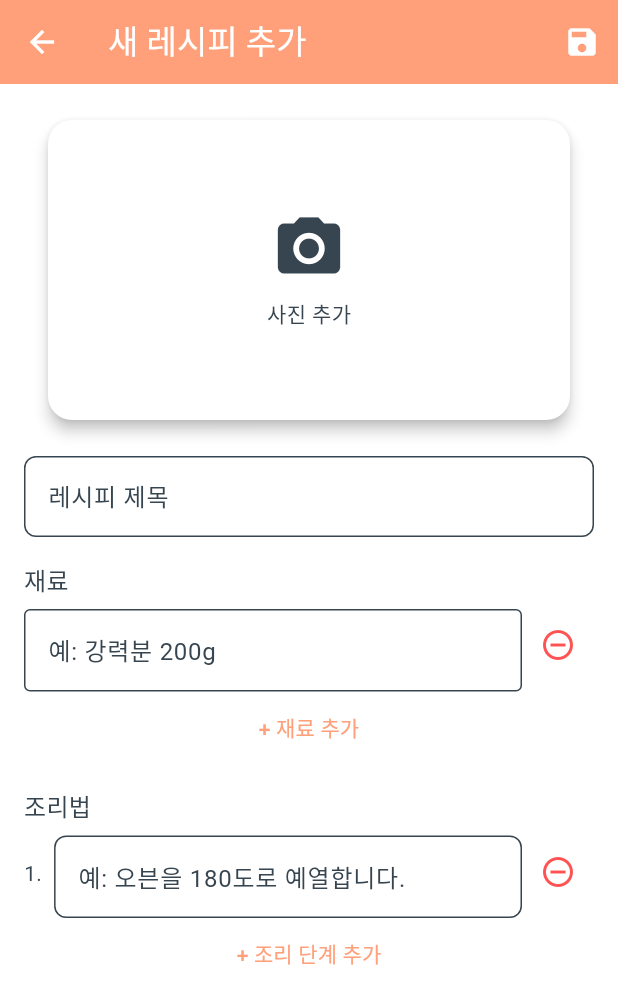
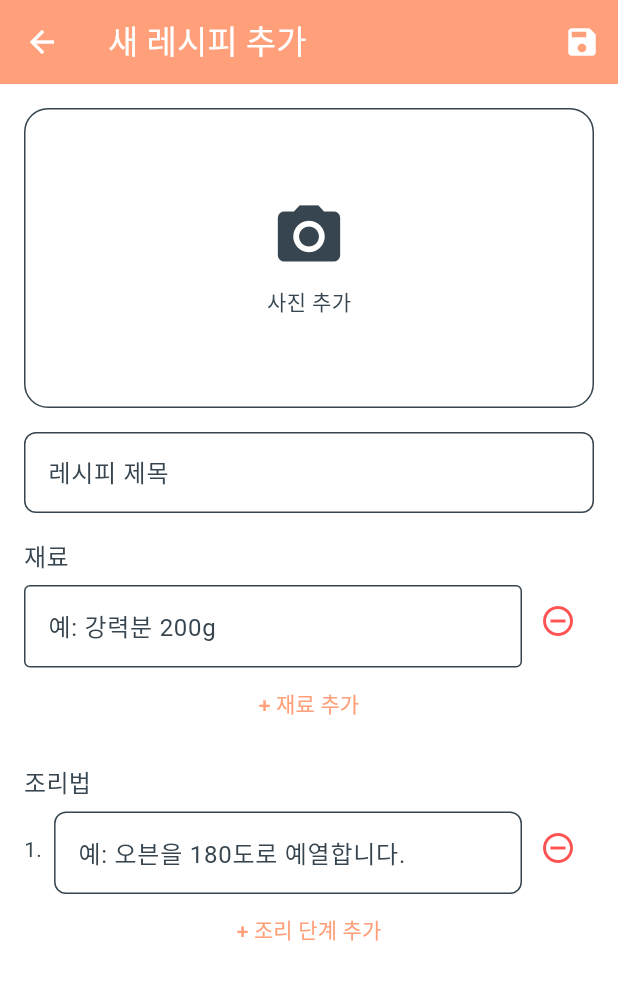
Before and after one commit to kdh4501/dr_bread_app, a Flutter app: the AddRecipeScreen screen opened directly, on a phone screen of 412 x 824 dp. Shown: the top 1004 px of the screen. Run offline on Flutter 3.47's test engine with Material 3 defaults, Android fonts, the phone set to English and light mode, and no system bars; our stand-ins replace bloc, cached_network_image, cloud_firestore, equatable, firebase_auth, firebase_core and 5 more; missing offline and left inert: firebase_app_check; accounts and stored records are empty.

Commit message:
feat 편집 모드에서 이미지 삭제 기능 구현-Step 1: AddRecipeScreen UI 수정 (이미지 삭제 버튼 추가)

```diff
--- a/lib/features/recipe/presentation/screens/add_recipe_screen.dart
+++ b/lib/features/recipe/presentation/screens/add_recipe_screen.dart
@@ -259,11 +259,22 @@ class _AddRecipeScreenState extends State<AddRecipeScreen> {
                   // 레시피 사진 선택/미리보기
                   GestureDetector( // 이미지를 탭하면 선택
                     onTap: _pickImage,
-                    child: Card(
+                    child: DecoratedBox(
+                      decoration: BoxDecoration(
+                        color: colorScheme.surfaceVariant,
+                        border: Border.all(
+                          color: colorScheme.outline,
+                          width: 1.0,
+                        ),
+                        borderRadius: BorderRadius.circular(kSpacingMedium)
+                      ),
                       child: Container(
                         width: double.infinity,
                         height: 200,
-                          child: _selectedImage != null // 새 이미지 선택 시 미리보기
+                        child: Stack(
+                          alignment: Alignment.center,
+                          children: [
+                            _selectedImage != null // 새 이미지 선택 시 미리보기
                                 ? ClipRRect( // 이미지 자체도 모서리 둥글게 (Card 모서리 둥글기와 일치 또는 살짝 작게)
                               borderRadius: BorderRadius.circular(kSpacingMedium - 1.0), // Card 테마 둥글기 값 가져와서 적용
                               child: Image.file(File(_selectedImage!.path), fit: BoxFit.cover),
@@ -291,8 +302,33 @@ class _AddRecipeScreenState extends State<AddRecipeScreen> {
                                 ),
                               ],
                             ),
+                            // 이미지 삭제 버튼 추가
+                            if (isEditing && (_selectedImage != null || (_initialImageUrl != null && _initialImageUrl!.isNotEmpty))) // 편집 모드이고 이미지가 있을 때만 표시
+                              Positioned( // Stack 내에서 위치 지정
+                                top: kSpacingSmall, // 상단 여백
+                                right: kSpacingSmall, // 우측 여백
+                                child: IconButton(
+                                  icon: Icon(Icons.cancel, color: colorScheme.error, size: kIconSizeMedium), // 삭제 아이콘
+                                  onPressed: () {
+                                    setState(() {
+                                      _selectedImage = null; // 새로 선택된 이미지 제거
+                                      _initialImageUrl = null; // 기존 이미지 URL 제거
+                                    });
+                                    // TODO: 사용자에게 이미지 삭제됨을 알리는 스낵바 등 피드백
+                                    ScaffoldMessenger.of(context).showSnackBar(
+                                      SnackBar(
+                                        content: Text('이미지가 삭제되었습니다.'),
+                                        backgroundColor: colorScheme.primary,
+                                        duration: const Duration(seconds: 1),
+                                      ),
+                                    );
+                                  },
+                                ),
+                              ),
+                          ],
+                        ),
+                      ),
                     )
-                    ),
                   ),
                   const SizedBox(height: kSpacingMedium),
 
```
Lines whose indentation alone changed are shown as unchanged.
